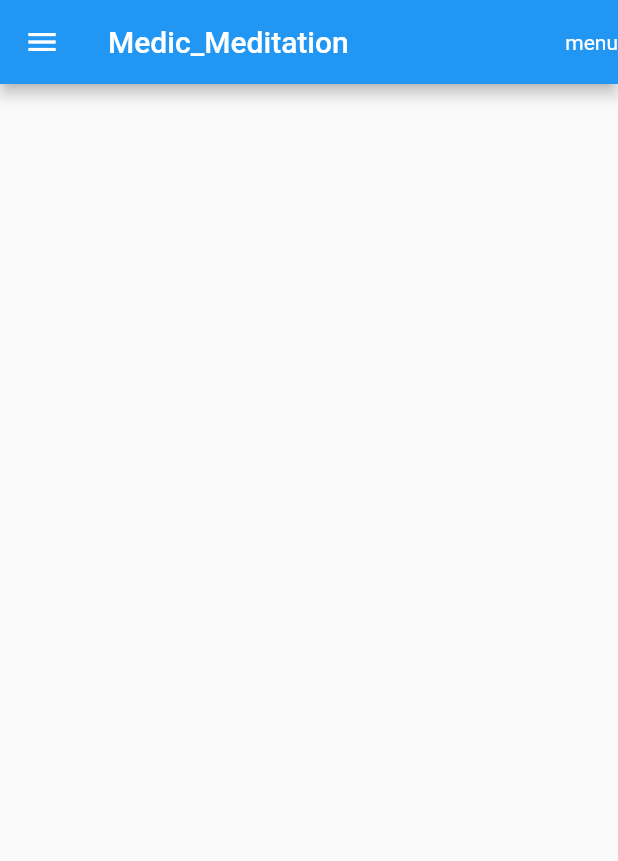
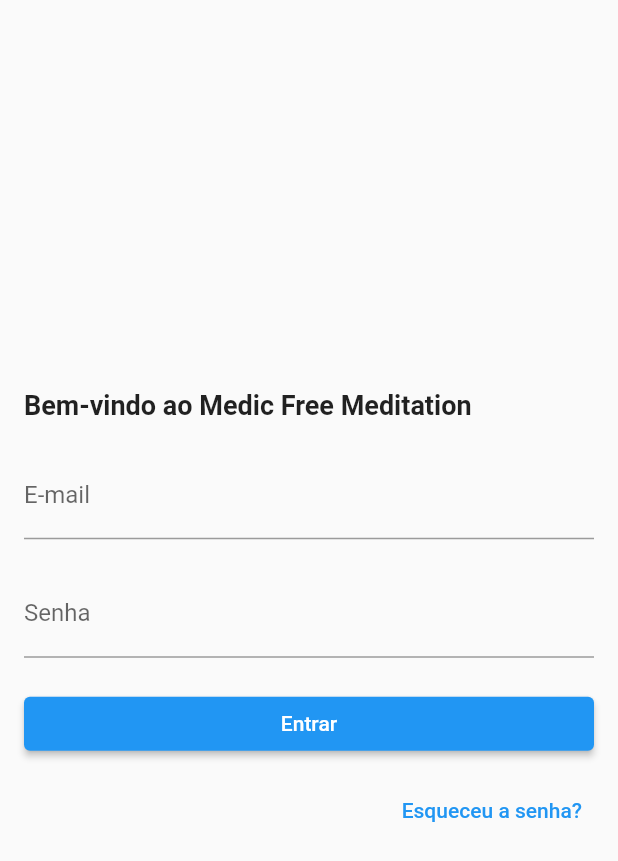
Before and after one commit to cessartoledo/medic_meditation02, a Flutter app: the screen it shows after launch, on a phone screen of 412 x 824 dp. Shown: the top 861 px of the screen. Run offline on Flutter 3.47's test engine with Material 2 defaults, Android fonts, the light colour scheme and no system bars.

Commit message:
alteracoes tela login

```diff
--- a/medic_meditation/lib/pg_login.dart
+++ b/medic_meditation/lib/pg_login.dart
@@ -3,19 +3,65 @@
 import 'package:flutter/material.dart';
 
 class LoginPage extends StatelessWidget {
-  @override
-    Widget build(BuildContext context){
-      return Scaffold(
-         appBar:AppBar(
-         title:Text('Medic_Meditation'),
-         actions:[
-           Center(child:Text('menu'),),
-            ],
-
-
-         ),
-       drawer: Drawer(),
+ @override
+  Widget build(BuildContext context) {
+    return MaterialApp(
+      home: LoginScreen(),
     );
   }
+}
 
+class LoginScreen extends StatelessWidget {
+  @override
+  Widget build(BuildContext context) {
+    return Scaffold(
+      body: Padding(
+        padding: EdgeInsets.all(16.0),
+        child: Column(
+          mainAxisAlignment: MainAxisAlignment.center,
+          crossAxisAlignment: CrossAxisAlignment.stretch,
+          children: <Widget>[
+            Text(
+              'Bem-vindo ao Medic Free Meditation',
+              style: TextStyle(
+                fontSize: 18.0,
+                fontWeight: FontWeight.bold,
+              ),
+            ),
+            SizedBox(height: 20.0),
+            TextField(
+              decoration: InputDecoration(
+                labelText: 'E-mail',
+              ),
+            ),
+            SizedBox(height: 20.0),
+            TextField(
+              obscureText: true,
+              decoration: InputDecoration(
+                labelText: 'Senha',
+              ),
+            ),
+            SizedBox(height: 20.0),
+            ElevatedButton(
+              onPressed: () {
+                // Adicione aqui a lógica de autenticação
+                // Por exemplo, verificar as credenciais e fazer login
+              },
+              child: Text('Entrar'),
+            ),
+            SizedBox(height: 10.0),
+            Align(
+              alignment: Alignment.centerRight,
+              child: TextButton(
+                onPressed: () {
+                  // Adicione aqui a lógica para redefinir a senha
+                },
+                child: Text('Esqueceu a senha?'),
+              ),
+            ),
+          ],
+        ),
+      ),
+    );
+  }
 }
```
